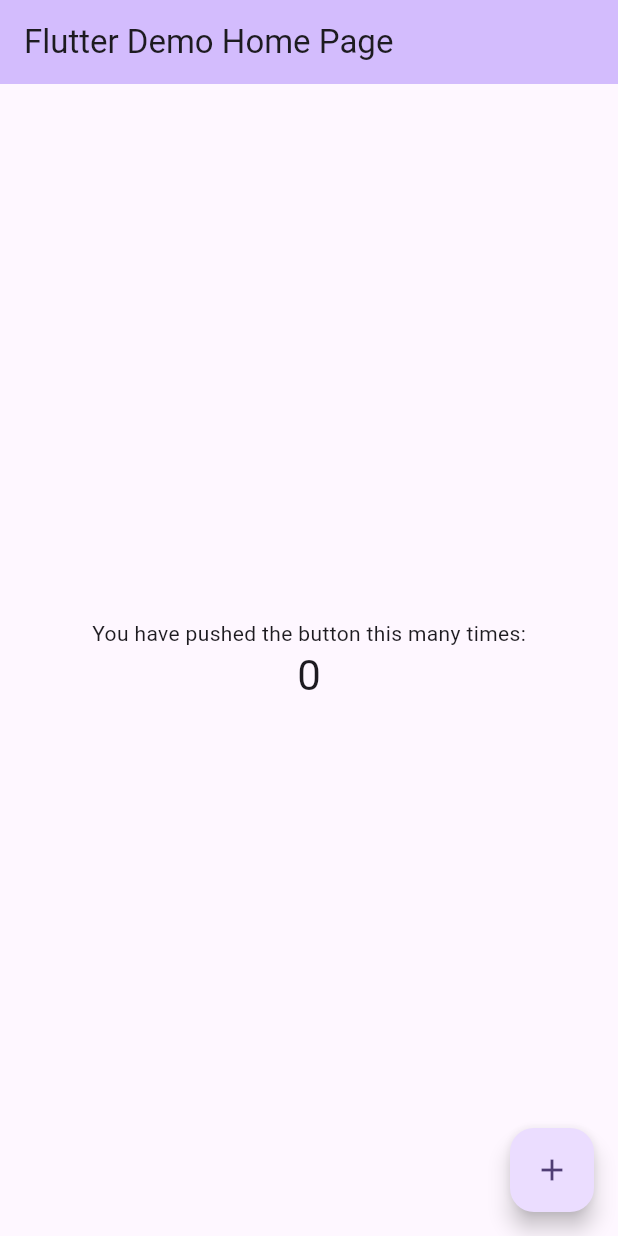
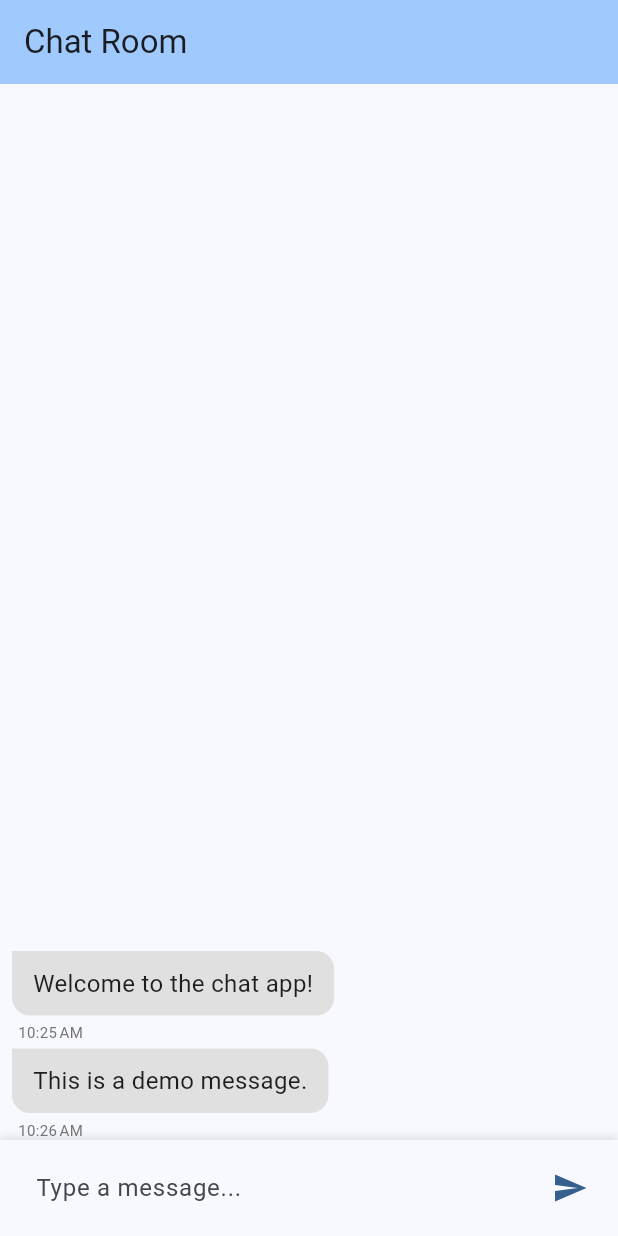
Before and after one commit to could-ai/019adef3-971e-7009-9b53-b7d38aa05d96, a Flutter app: the screen it shows after launch, on a phone screen of 412 x 824 dp. Run offline on Flutter 3.47's test engine with Material 3 defaults, Android fonts, the phone set to English and light mode, and no system bars.

Commit message:
Added intl package for date formatting in chat messages.; Created Message model to represent chat messages.; Created ChatBubble widget to display individual messages with appropriate styling for sender/receiver.; Created ChatScreen with message list, input field, and auto-reply simulation.; Updated main.dart to set ChatScreen as the home route and updated app theme.

```diff
--- a/usr/lib/main.dart
+++ b/usr/lib/main.dart
@@ -1,4 +1,5 @@
 import 'package:flutter/material.dart';
+import 'screens/chat_screen.dart';
 
 void main() {
   runApp(const MyApp());
@@ -7,117 +8,19 @@ void main() {
 class MyApp extends StatelessWidget {
   const MyApp({super.key});
 
-  // This widget is the root of your application.
   @override
   Widget build(BuildContext context) {
     return MaterialApp(
-      title: 'Flutter Demo',
+      title: 'Chat App',
       debugShowCheckedModeBanner: false,
       theme: ThemeData(
-        // This is the theme of your application.
-        //
-        // TRY THIS: Try running your application with "flutter run". You'll see
-        // the application has a purple toolbar. Then, without quitting the app,
-        // try changing the seedColor in the colorScheme below to Colors.green
-        // and then invoke "hot reload" (save your changes or press the "hot
-        // reload" button in a Flutter-supported IDE, or press "r" if you used
-        // the command line to start the app).
-        //
-        // Notice that the counter didn't reset back to zero; the application
-        // state is not lost during the reload. To reset the state, use hot
-        // restart instead.
-        //
-        // This works for code too, not just values: Most code changes can be
-        // tested with just a hot reload.
-        colorScheme: ColorScheme.fromSeed(seedColor: Colors.deepPurple),
+        colorScheme: ColorScheme.fromSeed(seedColor: Colors.blue),
+        useMaterial3: true,
       ),
       initialRoute: '/',
       routes: {
-        '/': (context) => const MyHomePage(title: 'Flutter Demo Home Page'),
+        '/': (context) => const ChatScreen(),
       },
     );
   }
 }
-
-class MyHomePage extends StatefulWidget {
-  const MyHomePage({super.key, required this.title});
-
-  // This widget is the home page of your application. It is stateful, meaning
-  // that it has a State object (defined below) that contains fields that affect
-  // how it looks.
-
-  // This class is the configuration for the state. It holds the values (in this
-  // case the title) provided by the parent (in this case the App widget) and
-  // used by the build method of the State. Fields in a Widget subclass are
-  // always marked "final".
-
-  final String title;
-
-  @override
-  State<MyHomePage> createState() => _MyHomePageState();
-}
-
-class _MyHomePageState extends State<MyHomePage> {
-  int _counter = 0;
-
-  void _incrementCounter() {
-    setState(() {
-      // This call to setState tells the Flutter framework that something has
-      // changed in this State, which causes it to rerun the build method below
-      // so that the display can reflect the updated values. If we changed
-      // _counter without calling setState(), then the build method would not be
-      // called again, and so nothing would appear to happen.
-      _counter++;
-    });
-  }
-
-  @override
-  Widget build(BuildContext context) {
-    // This method is rerun every time setState is called, for instance as done
-    // by the _incrementCounter method above.
-    //
-    // The Flutter framework has been optimized to make rerunning build methods
-    // fast, so that you can just rebuild anything that needs updating rather
-    // than having to individually change instances of widgets.
-    return Scaffold(
-      appBar: AppBar(
-        // TRY THIS: Try changing the color here to a specific color (to
-        // Colors.amber, perhaps?) and trigger a hot reload to see the AppBar
-        // change color while the other colors stay the same.
-        backgroundColor: Theme.of(context).colorScheme.inversePrimary,
-        // Here we take the value from the MyHomePage object that was created by
-        // the App.build method, and use it to set our appbar title.
-        title: Text(widget.title),
-      ),
-      body: Center(
-        // Center is a layout widget. It takes a single child and positions it
-        // in the middle of the parent.
-        child: Column(
-          // Column is also a layout widget. It takes a list of children and
-          // arranges them vertically. By default, it sizes itself to fit its
-          // children horizontally, and tries to be as tall as its parent.
-          //
-          // Column has various properties to control how it sizes itself and
-          // how it positions its children. Here we use mainAxisAlignment to
-          // center the children vertically; the main axis here is the vertical
-          // axis because Columns are vertical (the cross axis would be
-          // horizontal).
-          //
-          // TRY THIS: Invoke "debug painting" (choose the "Toggle Debug Paint"
-          // action in the IDE, or press "p" in the console), to see the
-          // wireframe for each widget.
-          mainAxisAlignment: MainAxisAlignment.center,
-          children: <Widget>[
-            const Text('You have pushed the button this many times:'),
-            Text('$_counter', style: Theme.of(context).textTheme.headlineMedium),
-          ],
-        ),
-      ),
-      floatingActionButton: FloatingActionButton(
-        onPressed: _incrementCounter,
-        tooltip: 'Increment',
-        child: const Icon(Icons.add),
-      ), // This trailing comma makes auto-formatting nicer for build methods.
-    );
-  }
-}
--- /dev/null
+++ b/usr/lib/models/message.dart
@@ -0,0 +1,13 @@
+class Message {
+  final String id;
+  final String text;
+  final bool isMe;
+  final DateTime timestamp;
+
+  Message({
+    required this.id,
+    required this.text,
+    required this.isMe,
+    required this.timestamp,
+  });
+}
--- /dev/null
+++ b/usr/lib/screens/chat_screen.dart
@@ -0,0 +1,119 @@
+import 'package:flutter/material.dart';
+import '../models/message.dart';
+import '../widgets/chat_bubble.dart';
+
+class ChatScreen extends StatefulWidget {
+  const ChatScreen({super.key});
+
+  @override
+  State<ChatScreen> createState() => _ChatScreenState();
+}
+
+class _ChatScreenState extends State<ChatScreen> {
+  final TextEditingController _controller = TextEditingController();
+  final List<Message> _messages = [
+    Message(
+      id: '1',
+      text: 'Welcome to the chat app!',
+      isMe: false,
+      timestamp: DateTime.now().subtract(const Duration(minutes: 5)),
+    ),
+    Message(
+      id: '2',
+      text: 'This is a demo message.',
+      isMe: false,
+      timestamp: DateTime.now().subtract(const Duration(minutes: 4)),
+    ),
+  ];
+
+  void _sendMessage() {
+    if (_controller.text.trim().isEmpty) return;
+
+    setState(() {
+      _messages.add(
+        Message(
+          id: DateTime.now().toString(),
+          text: _controller.text.trim(),
+          isMe: true,
+          timestamp: DateTime.now(),
+        ),
+      );
+    });
+
+    // Simulate a reply after 1 second
+    Future.delayed(const Duration(seconds: 1), () {
+      if (mounted) {
+        setState(() {
+          _messages.add(
+            Message(
+              id: DateTime.now().toString(),
+              text: 'I received: "${_controller.text}"',
+              isMe: false,
+              timestamp: DateTime.now(),
+            ),
+          );
+        });
+      }
+    });
+
+    _controller.clear();
+  }
+
+  @override
+  Widget build(BuildContext context) {
+    return Scaffold(
+      appBar: AppBar(
+        title: const Text('Chat Room'),
+        backgroundColor: Theme.of(context).colorScheme.inversePrimary,
+      ),
+      body: Column(
+        children: [
+          Expanded(
+            child: ListView.builder(
+              reverse: true, // Start from bottom
+              itemCount: _messages.length,
+              itemBuilder: (context, index) {
+                // Reverse index because ListView is reversed
+                final message = _messages[_messages.length - 1 - index];
+                return ChatBubble(message: message);
+              },
+            ),
+          ),
+          Container(
+            padding: const EdgeInsets.all(8.0),
+            decoration: BoxDecoration(
+              color: Theme.of(context).cardColor,
+              boxShadow: [
+                BoxShadow(
+                  offset: const Offset(0, -2),
+                  blurRadius: 4,
+                  color: Colors.black.withOpacity(0.1),
+                ),
+              ],
+            ),
+            child: Row(
+              children: [
+                Expanded(
+                  child: TextField(
+                    controller: _controller,
+                    decoration: const InputDecoration(
+                      hintText: 'Type a message...',
+                      border: InputBorder.none,
+                      contentPadding: EdgeInsets.symmetric(horizontal: 16),
+                    ),
+                    onSubmitted: (_) => _sendMessage(),
+                  ),
+                ),
+                IconButton(
+                  icon: const Icon(Icons.send),
+                  color: Theme.of(context).colorScheme.primary,
+                  onPressed: _sendMessage,
+                ),
+              ],
+            ),
+          ),
+        ],
+      ),
+    );
+  }
+}
--- /dev/null
+++ b/usr/lib/widgets/chat_bubble.dart
@@ -0,0 +1,53 @@
+import 'package:flutter/material.dart';
+import 'package:intl/intl.dart';
+import '../models/message.dart';
+
+class ChatBubble extends StatelessWidget {
+  final Message message;
+
+  const ChatBubble({super.key, required this.message});
+
+  @override
+  Widget build(BuildContext context) {
+    final isMe = message.isMe;
+    final align = isMe ? CrossAxisAlignment.end : CrossAxisAlignment.start;
+    final color = isMe ? Theme.of(context).colorScheme.primary : Colors.grey[300];
+    final textColor = isMe ? Theme.of(context).colorScheme.onPrimary : Colors.black87;
+    final borderRadius = isMe
+        ? const BorderRadius.only(
+            topLeft: Radius.circular(12),
+            bottomLeft: Radius.circular(12),
+            bottomRight: Radius.circular(12),
+          )
+        : const BorderRadius.only(
+            topRight: Radius.circular(12),
+            bottomLeft: Radius.circular(12),
+            bottomRight: Radius.circular(12),
+          );
+
+    return Column(
+      crossAxisAlignment: align,
+      children: [
+        Container(
+          margin: const EdgeInsets.symmetric(vertical: 4, horizontal: 8),
+          padding: const EdgeInsets.symmetric(vertical: 10, horizontal: 14),
+          decoration: BoxDecoration(
+            color: color,
+            borderRadius: borderRadius,
+          ),
+          child: Text(
+            message.text,
+            style: TextStyle(color: textColor, fontSize: 16),
+          ),
+        ),
+        Padding(
+          padding: const EdgeInsets.symmetric(horizontal: 12),
+          child: Text(
+            DateFormat('jm').format(message.timestamp),
+            style: TextStyle(fontSize: 10, color: Colors.grey[600]),
+          ),
+        ),
+      ],
+    );
+  }
+}
```
Also changed, not shown: usr/pubspec.yaml (+2 -69 lines).
